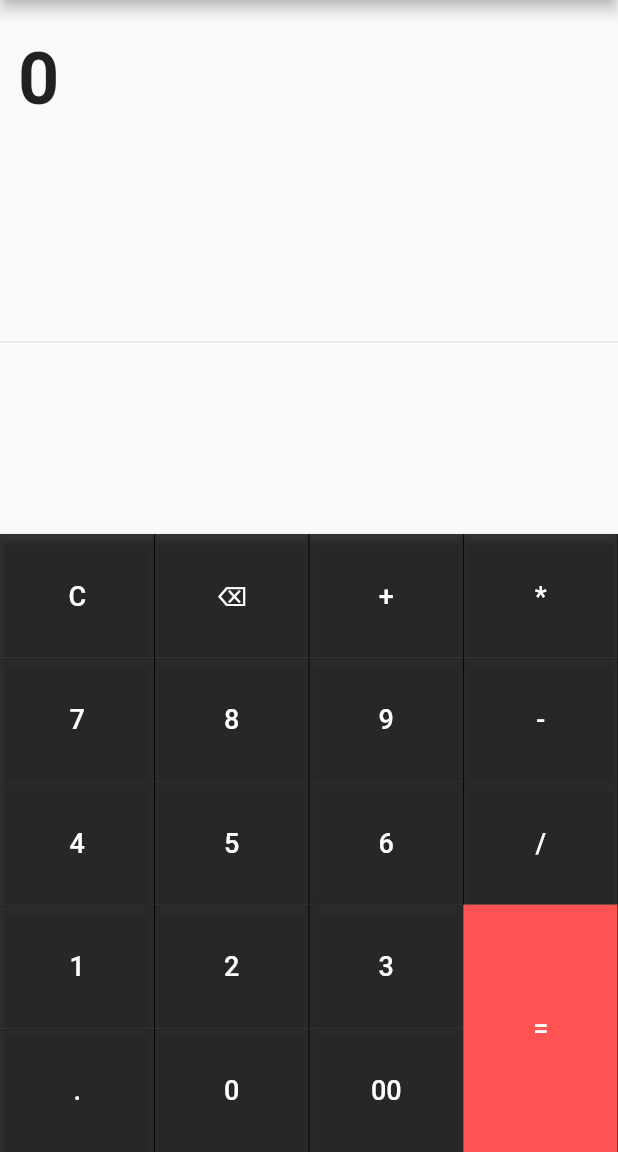
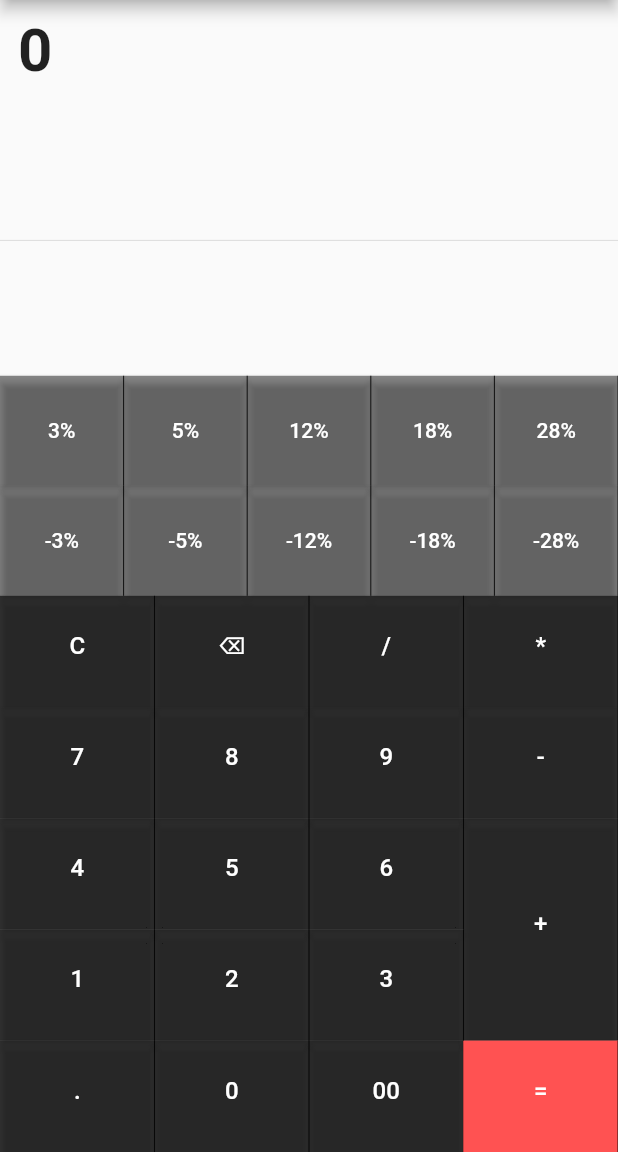
Before and after one commit to meharajM/kyatobi, a Flutter app: the screen it shows after launch, on a phone screen of 412 x 824 dp, the part 84-1236 px from its top. Run offline on Flutter 3.47's test engine with Material 2 defaults, Android fonts, the phone set to English and light mode, and no system bars; missing offline and left inert: expressions.

Commit message:
gst per implimentations

```diff
--- a/lib/calculator/calculator_buttons.dart
+++ b/lib/calculator/calculator_buttons.dart
@@ -2,11 +2,12 @@ import 'package:flutter/material.dart';
 
 class Buttons extends StatelessWidget {
   final String _text;
+
   final Function func;
-  final height;
+  final double height;
   Color color;
   Buttons(this._text, this.func,
-      {this.height = 1, this.color = Colors.black54});
+      {this.height = 1.0, this.color = Colors.black54});
 
   // const Buttons({
   //   Key key,
@@ -15,7 +16,7 @@ class Buttons extends StatelessWidget {
   @override
   Widget build(BuildContext context) {
     return Container(
-      height: MediaQuery.of(context).size.height * 0.1 * this.height,
+      height: MediaQuery.of(context).size.height * 0.09 * this.height,
       color: this.color,
       child: new MaterialButton(
         shape: BorderDirectional(
@@ -29,7 +30,8 @@ class Buttons extends StatelessWidget {
         child: Text(
           _text,
           style: TextStyle(
-            fontSize: 18,
+            fontSize: 16,
+            height: 0.2,
             color: color == Colors.white ? Colors.black : Colors.white,
           ),
         ),
@@ -38,3 +40,40 @@ class Buttons extends StatelessWidget {
     );
   }
 }
+
+class GstButtons extends StatelessWidget {
+  final String _text;
+  final Function func;
+  final double height;
+  final Color color;
+
+  GstButtons(this._text, this.func,
+      {this.height = 1.0, this.color = Colors.black54});
+
+  @override
+  Widget build(BuildContext context) {
+    return Container(
+      height: MediaQuery.of(context).size.height * 0.089 * this.height,
+      color: this.color,
+      child: new MaterialButton(
+        shape: BorderDirectional(
+          end: BorderSide(
+            width: 0.0,
+            color: Colors.black87,
+          ),
+        ),
+        padding: EdgeInsets.all(24.0),
+        color: color,
+        child: Text(
+          _text + '%',
+          style: TextStyle(
+            textBaseline: TextBaseline.alphabetic,
+            fontSize: 14,
+            color: color == Colors.white ? Colors.black : Colors.white,
+          ),
+        ),
+        onPressed: () => {func(_text)},
+      ),
+    );
+  }
+}
--- a/lib/calculator/calculator_layout.dart
+++ b/lib/calculator/calculator_layout.dart
@@ -1,6 +1,5 @@
 import 'package:flutter/material.dart';
 import 'package:expressions/expressions.dart';
-import 'dart:math';
 
 import 'calculator_buttons.dart';
 
@@ -10,6 +9,7 @@ class Calculator extends StatefulWidget {
 }
 
 class _CalculatorState extends State<Calculator> {
+  static const slabs = ['3', '5', '12', '18', '28'];
   var total = 0.0;
   String output = '0';
   final _controller = ScrollController();
@@ -87,6 +87,26 @@ class _CalculatorState extends State<Calculator> {
     output = out.toString();
   }
 
+  gst(String per) {
+    if (total <= 0) {
+      setState(() {
+        total = double.parse(arr.join(''));
+      });
+    }
+    var price;
+    if (per.contains('-')) {
+      var amount =
+          (total * (100 / (100 + int.parse(per.replaceFirst('-', '')))));
+      price = total + amount;
+    } else {
+      var amount = (total * int.parse(per)) / 100;
+      price = total + amount;
+    }
+    setState(() {
+      total = price;
+    });
+  }
+
   @override
   Widget build(BuildContext context) {
     // TODO: implement build
@@ -99,10 +119,10 @@ class _CalculatorState extends State<Calculator> {
           children: [
             Container(
                 padding: EdgeInsets.symmetric(
-                  vertical: 24.0,
+                  vertical: 10.0,
                   horizontal: 12.0,
                 ),
-                height: 100.0,
+                height: 70.0,
                 child: ListView(
                   scrollDirection: Axis.horizontal,
                   controller: _controller,
@@ -114,7 +134,7 @@ class _CalculatorState extends State<Calculator> {
                         Text(
                           output,
                           style: TextStyle(
-                            fontSize: 48.0,
+                            fontSize: 40.0,
                             fontWeight: FontWeight.bold,
                           ),
                         ),
@@ -126,13 +146,13 @@ class _CalculatorState extends State<Calculator> {
                 ? Container(
                     alignment: Alignment.centerRight,
                     padding: EdgeInsets.symmetric(
-                      vertical: 24.0,
+                      vertical: 10.0,
                       horizontal: 12.0,
                     ),
                     child: Text(
                       '${total}',
                       style: TextStyle(
-                        fontSize: 48.0,
+                        fontSize: 40.0,
                         fontWeight: FontWeight.bold,
                       ),
                     ),
@@ -145,13 +165,39 @@ class _CalculatorState extends State<Calculator> {
               mainAxisAlignment: MainAxisAlignment.center,
               children: <Widget>[
                 Container(
+                  width: MediaQuery.of(context).size.width,
+                  child: Table(children: [
+                    TableRow(
+                        children: slabs
+                            .map((e) => GstButtons(
+                                  e,
+                                  this.gst,
+                                  color: Colors.black26,
+                                ))
+                            .toList()),
+                    TableRow(
+                        children: slabs
+                            .map((e) => GstButtons(
+                                  '-' + e,
+                                  this.gst,
+                                  color: Colors.black26,
+                                ))
+                            .toList()),
+                  ]),
+                ),
+              ],
+            ),
+            Row(
+              mainAxisAlignment: MainAxisAlignment.center,
+              children: <Widget>[
+                Container(
                   width: MediaQuery.of(context).size.width * 0.75,
                   child: Table(
                     children: [
                       TableRow(children: [
                         Buttons('C', this.clear),
                         Buttons("⌫", this.removeFromLeft),
-                        Buttons('+', this.calculate),
+                        Buttons('/', this.calculate),
                       ]),
                       TableRow(children: [
                         Buttons('7', this.calculate),
@@ -184,28 +230,28 @@ class _CalculatorState extends State<Calculator> {
                         Buttons(
                           '*',
                           this.calculate,
-                          height: 1,
+                          height: 1.0,
                         ),
                       ]),
                       TableRow(children: [
                         Buttons(
                           '-',
                           this.calculate,
-                          height: 1,
+                          height: 1.0,
                         ),
                       ]),
                       TableRow(children: [
                         Buttons(
-                          '/',
+                          '+',
                           this.calculate,
-                          height: 1,
+                          height: 2.0,
                         ),
                       ]),
                       TableRow(children: [
                         Buttons(
                           '=',
                           this.equate,
-                          height: 2,
+                          height: 1.0,
                           color: Colors.redAccent,
                         ),
                       ]),
```
